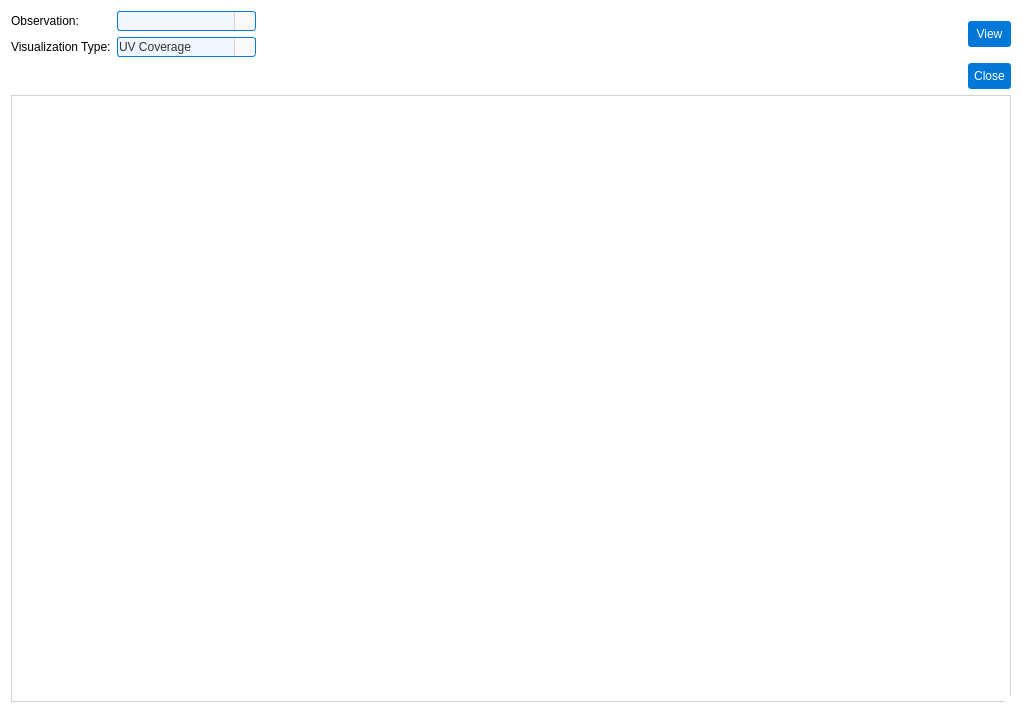
This is pastrocore/gui_pyside/dialog_visualize.ui in Torward1024/pAstroCORE as Qt 5 draws it before an edit. The edited form follows.
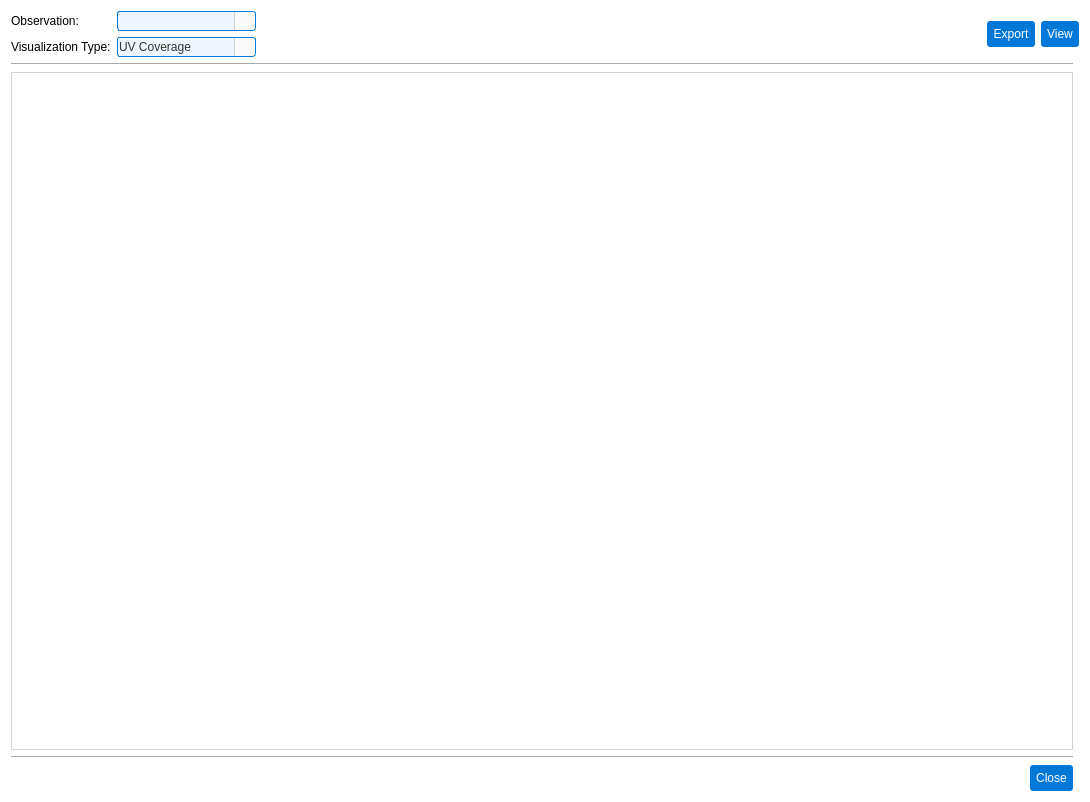
This is the edited form. Icons and pictures are not drawn.

What changed in the file:
```diff
--- a/pastrocore/gui_pyside/dialog_visualize.ui
+++ b/pastrocore/gui_pyside/dialog_visualize.ui
@@ -9,8 +9,8 @@
    <rect>
     <x>0</x>
     <y>0</y>
-    <width>1022</width>
-    <height>713</height>
+    <width>1090</width>
+    <height>802</height>
    </rect>
   </property>
   <property name="sizePolicy">
@@ -36,53 +36,10 @@
    <bool>true</bool>
   </property>
   <layout class="QGridLayout" name="gridLayout_3">
-   <item row="0" column="0">
+   <item row="0" column="0" colspan="2">
     <layout class="QGridLayout" name="gridLayout_2">
      <item row="0" column="0">
       <layout class="QGridLayout" name="gridLayout">
-       <item row="0" column="2">
-        <widget class="QPushButton" name="pushButtonVisualize">
-         <property name="font">
-          <font>
-           <family>Arial</family>
-           <pointsize>9</pointsize>
-          </font>
-         </property>
-         <property name="styleSheet">
-          <string notr="true">QPushButton {
-    background-color: #0078d7;
-    color: #ffffff;
-    padding: 6px;
-    border-radius: 3px;
-    border: none;
-}
-QPushButton:hover {
-    background-color: #1a8cff; /* Светлее при наведении */
-}
-QPushButton:pressed {
-    background-color: #005bb5; /* Темнее при нажатии */
-    padding-top: 7px; /* Легкое смещение вниз для эффекта &quot;продавливания&quot; */
-    padding-bottom: 5px;
-}</string>
-         </property>
-         <property name="text">
-          <string>View</string>
-         </property>
-        </widget>
-       </item>
-       <item row="0" column="1">
-        <spacer name="horizontalSpacer">
-         <property name="orientation">
-          <enum>Qt::Orientation::Horizontal</enum>
-         </property>
-         <property name="sizeHint" stdset="0">
-          <size>
-           <width>40</width>
-           <height>20</height>
-          </size>
-         </property>
-        </spacer>
-       </item>
        <item row="0" column="0">
         <layout class="QFormLayout" name="formLayout">
          <item row="0" column="0">
@@ -328,8 +285,14 @@
          </item>
         </layout>
        </item>
-       <item row="1" column="2">
-        <widget class="QPushButton" name="closeButton">
+       <item row="0" column="3">
+        <widget class="QPushButton" name="pushButtonVisualize">
+         <property name="font">
+          <font>
+           <family>Arial</family>
+           <pointsize>9</pointsize>
+          </font>
+         </property>
          <property name="styleSheet">
           <string notr="true">QPushButton {
     background-color: #0078d7;
@@ -348,7 +311,44 @@
 }</string>
          </property>
          <property name="text">
-          <string>Close</string>
+          <string>View</string>
+         </property>
+        </widget>
+       </item>
+       <item row="0" column="1">
+        <spacer name="horizontalSpacer">
+         <property name="orientation">
+          <enum>Qt::Orientation::Horizontal</enum>
+         </property>
+         <property name="sizeHint" stdset="0">
+          <size>
+           <width>40</width>
+           <height>20</height>
+          </size>
+         </property>
+        </spacer>
+       </item>
+       <item row="0" column="2">
+        <widget class="QPushButton" name="pushButton">
+         <property name="styleSheet">
+          <string notr="true">QPushButton {
+    background-color: #0078d7;
+    color: #ffffff;
+    padding: 6px;
+    border-radius: 3px;
+    border: none;
+}
+QPushButton:hover {
+    background-color: #1a8cff; /* Светлее при наведении */
+}
+QPushButton:pressed {
+    background-color: #005bb5; /* Темнее при нажатии */
+    padding-top: 7px; /* Легкое смещение вниз для эффекта &quot;продавливания&quot; */
+    padding-bottom: 5px;
+}</string>
+         </property>
+         <property name="text">
+          <string>Export</string>
          </property>
         </widget>
        </item>
@@ -356,7 +356,7 @@
      </item>
     </layout>
    </item>
-   <item row="1" column="0">
+   <item row="2" column="0">
     <widget class="QTabWidget" name="tabWidget">
      <property name="styleSheet">
       <string notr="true">QTabWidget::pane { border: 1px solid #d3d3d3; background: #ffffff; }
@@ -371,6 +371,61 @@
      </property>
     </widget>
    </item>
+   <item row="4" column="0">
+    <layout class="QHBoxLayout" name="horizontalLayout">
+     <item>
+      <spacer name="horizontalSpacer_2">
+       <property name="orientation">
+        <enum>Qt::Orientation::Horizontal</enum>
+       </property>
+       <property name="sizeHint" stdset="0">
+        <size>
+         <width>40</width>
+         <height>20</height>
+        </size>
+       </property>
+      </spacer>
+     </item>
+     <item>
+      <widget class="QPushButton" name="closeButton">
+       <property name="styleSheet">
+        <string notr="true">QPushButton {
+    background-color: #0078d7;
+    color: #ffffff;
+    padding: 6px;
+    border-radius: 3px;
+    border: none;
+}
+QPushButton:hover {
+    background-color: #1a8cff; /* Светлее при наведении */
+}
+QPushButton:pressed {
+    background-color: #005bb5; /* Темнее при нажатии */
+    padding-top: 7px; /* Легкое смещение вниз для эффекта &quot;продавливания&quot; */
+    padding-bottom: 5px;
+}</string>
+       </property>
+       <property name="text">
+        <string>Close</string>
+       </property>
+      </widget>
+     </item>
+    </layout>
+   </item>
+   <item row="3" column="0">
+    <widget class="Line" name="line">
+     <property name="orientation">
+      <enum>Qt::Orientation::Horizontal</enum>
+     </property>
+    </widget>
+   </item>
+   <item row="1" column="0">
+    <widget class="Line" name="line_2">
+     <property name="orientation">
+      <enum>Qt::Orientation::Horizontal</enum>
+     </property>
+    </widget>
+   </item>
   </layout>
  </widget>
  <resources>
```
